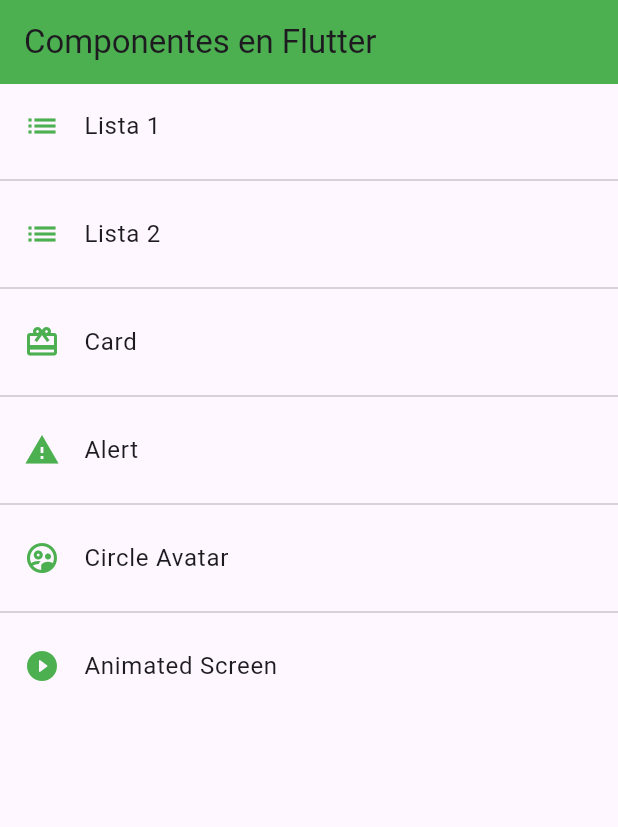
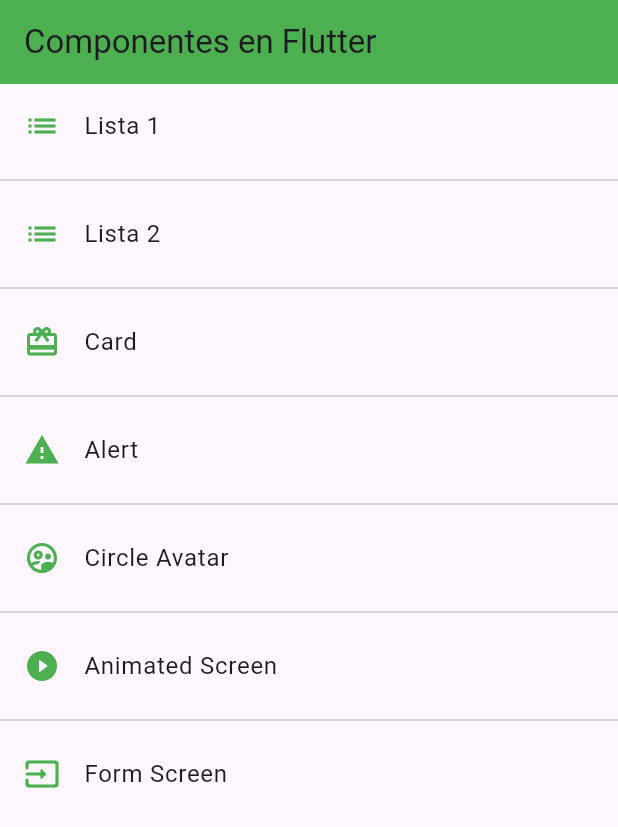
Before and after one commit to GabrielC-Web/flutter_components, a Flutter app: the screen it shows after launch, on a phone screen of 412 x 824 dp. Shown: the top 827 px of the screen. Run offline on Flutter 3.47's test engine with Material 3 defaults, Android fonts, the light colour scheme and no system bars.

Commit message:
creado form

```diff
--- a/lib/router/app_routes.dart
+++ b/lib/router/app_routes.dart
@@ -42,7 +42,12 @@
         route: 'animated',
         icon: Icons.play_circle_fill_rounded,
         name: 'Animated Screen',
-        screen: AnimatedScreen()),
+        screen: const AnimatedScreen()),
+    MenuOption(
+        route: 'form',
+        icon: Icons.input_rounded,
+        name: 'Form Screen',
+        screen: const FormScreen()),
   ];
 
   static Map<String, Widget Function(BuildContext)> getAppRoutes() {
--- a/lib/screens/screens.dart
+++ b/lib/screens/screens.dart
@@ -5,3 +5,4 @@
 export 'package:flutter_components_1/screens/home_screen.dart';
 export 'package:flutter_components_1/screens/avatar_screen.dart';
 export 'package:flutter_components_1/screens/animated_screen.dart';
+export 'package:flutter_components_1/screens/form_screen.dart';
--- a/lib/theme/app_theme.dart
+++ b/lib/theme/app_theme.dart
@@ -14,7 +14,27 @@
           style: ElevatedButton.styleFrom(
               foregroundColor: primary,
               shape: const StadiumBorder(),
-              elevation: 0)));
+              elevation: 0)),
+      inputDecorationTheme: const InputDecorationTheme(
+        floatingLabelStyle: TextStyle(
+          color: primary,
+        ),
+        enabledBorder: OutlineInputBorder(
+            borderSide: BorderSide(color: primary),
+            borderRadius: BorderRadius.only(
+                bottomLeft: Radius.circular(10),
+                topRight: Radius.circular(20))),
+        focusedBorder: OutlineInputBorder(
+            borderSide: BorderSide(color: primary),
+            borderRadius: BorderRadius.only(
+                bottomLeft: Radius.circular(10),
+                topRight: Radius.circular(20))),
+        border: OutlineInputBorder(
+            borderSide: BorderSide(color: primary),
+            borderRadius: BorderRadius.only(
+                bottomLeft: Radius.circular(10),
+                topRight: Radius.circular(20))),
+      ));
 
   static final ThemeData darkTheme = ThemeData.dark().copyWith(
       primaryColor: primary,
@@ -30,5 +50,24 @@
               shape: const StadiumBorder(),
               backgroundColor: primary,
               elevation: 0)),
-  );
+      inputDecorationTheme: const InputDecorationTheme(
+        floatingLabelStyle: TextStyle(
+          color: primary,
+        ),
+        enabledBorder: OutlineInputBorder(
+            borderSide: BorderSide(color: primary),
+            borderRadius: BorderRadius.only(
+                bottomLeft: Radius.circular(10),
+                topRight: Radius.circular(20))),
+        focusedBorder: OutlineInputBorder(
+            borderSide: BorderSide(color: primary),
+            borderRadius: BorderRadius.only(
+                bottomLeft: Radius.circular(10),
+                topRight: Radius.circular(20))),
+        border: OutlineInputBorder(
+            borderSide: BorderSide(color: primary),
+            borderRadius: BorderRadius.only(
+                bottomLeft: Radius.circular(10),
+                topRight: Radius.circular(20))),
+      ));
 }
```
Also changed, not shown: lib/screens/form_screen.dart (added, +108 -0 lines), lib/widgets/Custom_form_field.dart (added, +52 -0 lines). Lines whose indentation alone changed are shown as unchanged.
